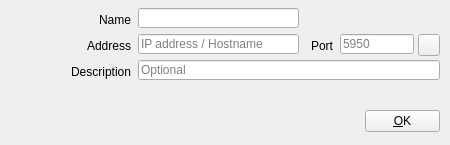
Qt form src/Widgets/TriCasterDeviceDialog.ui (CasparCG/client) before a commit.
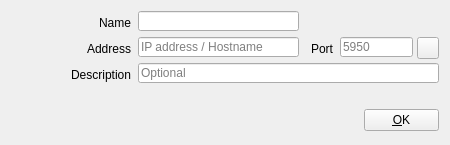
The same form after that commit. Icons and pictures are not drawn.

```diff
--- a/src/Widgets/TriCasterDeviceDialog.ui
+++ b/src/Widgets/TriCasterDeviceDialog.ui
@@ -29,7 +29,7 @@
    <property name="geometry">
     <rect>
      <x>60</x>
-     <y>64</y>
+     <y>67</y>
      <width>71</width>
      <height>16</height>
     </rect>
@@ -44,8 +44,8 @@
   <widget class="QPushButton" name="pushButtonOk">
    <property name="geometry">
     <rect>
-     <x>365</x>
-     <y>110</y>
+     <x>364</x>
+     <y>109</y>
      <width>75</width>
      <height>22</height>
     </rect>
@@ -64,7 +64,7 @@
    <property name="geometry">
     <rect>
      <x>138</x>
-     <y>34</y>
+     <y>37</y>
      <width>161</width>
      <height>20</height>
     </rect>
@@ -77,7 +77,7 @@
    <property name="geometry">
     <rect>
      <x>80</x>
-     <y>38</y>
+     <y>41</y>
      <width>51</width>
      <height>16</height>
     </rect>
@@ -93,7 +93,7 @@
    <property name="geometry">
     <rect>
      <x>302</x>
-     <y>36</y>
+     <y>39</y>
      <width>31</width>
      <height>20</height>
     </rect>
@@ -109,8 +109,8 @@
    <property name="geometry">
     <rect>
      <x>138</x>
-     <y>60</y>
-     <width>302</width>
+     <y>63</y>
+     <width>301</width>
      <height>20</height>
     </rect>
    </property>
@@ -122,8 +122,8 @@
    <property name="geometry">
     <rect>
      <x>340</x>
-     <y>34</y>
-     <width>74</width>
+     <y>37</y>
+     <width>73</width>
      <height>20</height>
     </rect>
    </property>
@@ -138,7 +138,7 @@
    <property name="geometry">
     <rect>
      <x>138</x>
-     <y>8</y>
+     <y>11</y>
      <width>161</width>
      <height>20</height>
     </rect>
@@ -148,7 +148,7 @@
    <property name="geometry">
     <rect>
      <x>80</x>
-     <y>12</y>
+     <y>15</y>
      <width>51</width>
      <height>16</height>
     </rect>
@@ -164,7 +164,7 @@
    <property name="geometry">
     <rect>
      <x>10</x>
-     <y>10</y>
+     <y>13</y>
      <width>64</width>
      <height>64</height>
     </rect>
@@ -182,8 +182,8 @@
   <widget class="QToolButton" name="toolButtonTestConnection">
    <property name="geometry">
     <rect>
-     <x>418</x>
-     <y>34</y>
+     <x>417</x>
+     <y>37</y>
      <width>22</width>
      <height>22</height>
     </rect>
```
